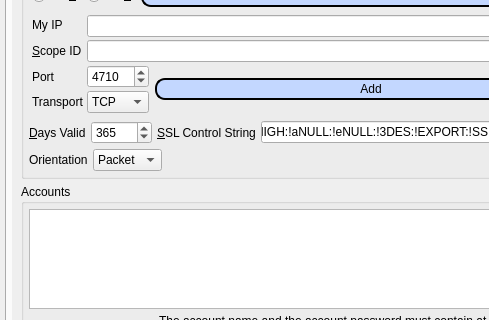
Before: the Qt Designer form branches/trunk/GoldBug-UI/controlcenter.ui in textbrowser/spot-on, drawn with Qt 5; both pictures show x 0 to 489 and y 374 to 694 of the 660 by 800 pixel window.
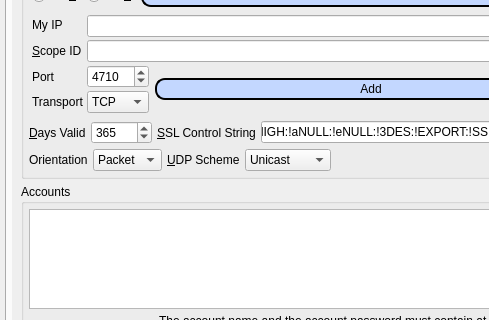
After: the same form once the commit is applied. The open tabs and pages were chosen to show the change. Icons and pictures are not drawn. Custom widgets are drawn as their Qt base class.

Commit message: Support UDP schemes.

Diff of the .ui file:
```diff
--- a/branches/trunk/GoldBug-UI/controlcenter.ui
+++ b/branches/trunk/GoldBug-UI/controlcenter.ui
@@ -3426,6 +3426,41 @@
                      </item>
                     </widget>
                    </item>
+                   <item>
+                    <widget class="QLabel" name="label_128">
+                     <property name="text">
+                      <string>&amp;UDP Scheme</string>
+                     </property>
+                     <property name="buddy">
+                      <cstring>listener_udp_scheme</cstring>
+                     </property>
+                    </widget>
+                   </item>
+                   <item>
+                    <widget class="QComboBox" name="listener_udp_scheme">
+                     <property name="currentIndex">
+                      <number>2</number>
+                     </property>
+                     <property name="sizeAdjustPolicy">
+                      <enum>QComboBox::AdjustToContents</enum>
+                     </property>
+                     <item>
+                      <property name="text">
+                       <string>Broadcast</string>
+                      </property>
+                     </item>
+                     <item>
+                      <property name="text">
+                       <string>Multicast</string>
+                      </property>
+                     </item>
+                     <item>
+                      <property name="text">
+                       <string>Unicast</string>
+                      </property>
+                     </item>
+                    </widget>
+                   </item>
                    <item>
                     <spacer name="horizontalSpacer_61">
                      <property name="orientation">
```
Left out of the diff: 11 changed lines with no effect on the pictures. The commit also changes 5 other files.
